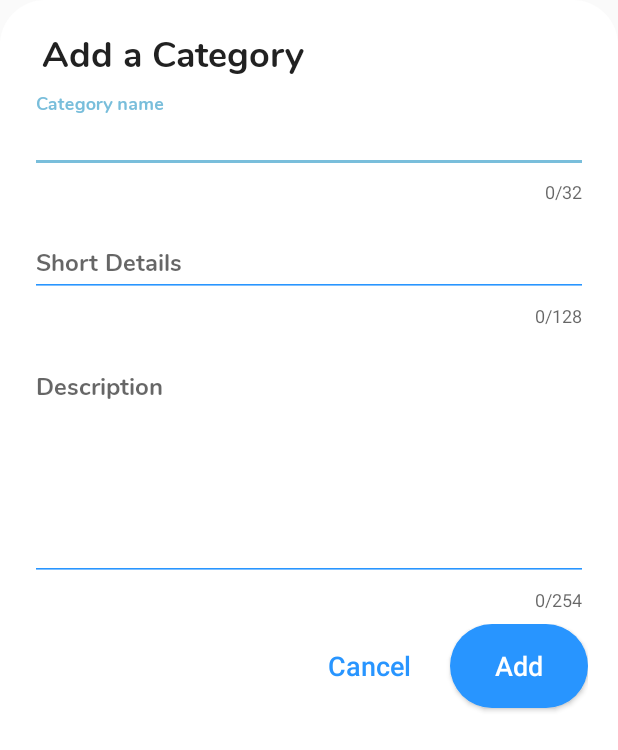
After one commit to servalsam/TCSS450-rate-anything-frontend, an Android app: the layout add_category_layout.xml on its own in the app's theme, with its tools: preview values and no code run, on a phone screen of 412 x 824 dp. The commit adds this screen. Shown: the top 750 px of the screen. Run offline under Robolectric (Android 15) with nearby library versions, the phone set to English and light mode, and no system bars.

Commit message:
Added an interface for adding a Category. Added HttpJSONTask class for POST request support.

```diff
--- a/app/build.gradle
+++ b/app/build.gradle
@@ -12,6 +12,7 @@ android {
         versionName "1.0"
 
         testInstrumentationRunner "androidx.test.runner.AndroidJUnitRunner"
+        vectorDrawables.useSupportLibrary = true
     }
 
     buildTypes {
--- a/app/src/main/java/edu/tacoma/uw/group9_450project/rateanything/ItemDetailActivity.java
+++ b/app/src/main/java/edu/tacoma/uw/group9_450project/rateanything/ItemDetailActivity.java
@@ -39,13 +39,11 @@ public class ItemDetailActivity extends AppCompatActivity {
         Bundle bun = getIntent().getExtras();
         Item item =  (Item) bun.getSerializable(ARG_ITEM_ID);
 
-        /*
         Toolbar toolbar = (Toolbar) findViewById(R.id.toolbar_item_detail_activity);
         setSupportActionBar(toolbar);
         getSupportActionBar().setTitle(item.getMyItemName());
-        //getSupportActionBar().setSubtitle(item.getMyItemName());
         toolbar.setTitleTextColor(WHITE);
-        //getSupportActionBar().setSubtitle(item.getMyItemLongDesc());*/
+//        getSupportActionBar().setSubtitle(item.getMyItemLongDesc());
 
 
 
--- /dev/null
+++ b/app/src/main/res/drawable/categories_holder.xml
@@ -0,0 +1,6 @@
+<?xml version="1.0" encoding="utf-8"?>
+<shape xmlns:android="http://schemas.android.com/apk/res/android"
+    android:shape="rectangle">
+    <solid android:color="#FFFFFF"></solid>
+    <corners android:radius="16dp"></corners>
+</shape>
--- /dev/null
+++ b/app/src/main/res/drawable/dialog_bg.xml
@@ -0,0 +1,12 @@
+<?xml version="1.0" encoding="utf-8"?>
+<shape xmlns:android="http://schemas.android.com/apk/res/android">
+    <solid
+        android:color="#fff"/>
+    <corners
+        android:radius="30dp" />
+    <padding
+        android:left="10dp"
+        android:top="10dp"
+        android:right="10dp"
+        android:bottom="10dp" />
+</shape>
--- /dev/null
+++ b/app/src/main/res/drawable/round_button.xml
@@ -0,0 +1,6 @@
+<?xml version="1.0" encoding="utf-8"?>
+<shape xmlns:android="http://schemas.android.com/apk/res/android"
+    android:shape="rectangle">
+    <solid android:color="#2895FF"></solid>
+    <corners android:radius="256dp"></corners>
+</shape>
--- a/app/src/main/res/layout/activity_item_detail.xml
+++ b/app/src/main/res/layout/activity_item_detail.xml
@@ -21,9 +21,9 @@
     <TextView
         android:id="@+id/long_item_detail_for_display_activity_item_detail"
         android:layout_width="match_parent"
-        android:layout_height="42dp"
-        android:layout_gravity="top"
-        android:layout_marginLeft="@dimen/category_detail_toolbar_margin" />
+        android:layout_height="300dp"
+        android:layout_gravity="center"
+        />
 
 
     <androidx.core.widget.NestedScrollView
--- /dev/null
+++ b/app/src/main/res/layout/add_category_layout.xml
@@ -0,0 +1,124 @@
+<?xml version="1.0" encoding="utf-8"?>
+<LinearLayout xmlns:android="http://schemas.android.com/apk/res/android"
+    xmlns:app="http://schemas.android.com/apk/res-auto"
+    android:background="@drawable/dialog_bg"
+    android:orientation="vertical"
+    android:paddingLeft="20dp"
+    android:paddingRight="20dp"
+    android:layout_width="match_parent"
+    android:layout_height="fill_parent">
+
+    <TextView
+        android:id="@+id/add_category_dialog_title"
+        android:fontFamily="@font/nunito_bold_font"
+        android:text="Add a Category"
+        android:textSize="24dp"
+        android:padding="8dp"
+        style="?android:attr/textAppearanceLarge"
+        android:layout_width="match_parent"
+        android:layout_height="wrap_content"
+        android:textIsSelectable="false"/>
+
+    <com.google.android.material.textfield.TextInputLayout
+        android:layout_gravity="center_horizontal|center_vertical"
+        android:layout_width="match_parent"
+        android:layout_height="wrap_content"
+        app:counterEnabled="true"
+        app:counterMaxLength="32">
+
+        <EditText
+            app:backgroundTint="#2895FF"
+            android:id="@+id/input_category_name"
+            android:fontFamily="@font/nunito_bold_font"
+            android:layout_width="match_parent"
+            android:layout_height="wrap_content"
+            android:maxLength="32"
+            android:textSize="16dp"
+            android:hint="@string/hint_category"/>
+
+    </com.google.android.material.textfield.TextInputLayout>
+
+    <com.google.android.material.textfield.TextInputLayout
+        android:layout_gravity="center_horizontal|center_vertical"
+        android:layout_width="match_parent"
+        android:layout_height="wrap_content"
+        android:layout_marginTop="8dp"
+        app:counterEnabled="true"
+        app:counterMaxLength="128">
+
+    <EditText
+        app:backgroundTint="#2895FF"
+        android:id="@+id/input_category_description_short"
+        android:fontFamily="@font/nunito_bold_font"
+        android:layout_width="fill_parent"
+        android:layout_height="wrap_content"
+        android:gravity="top|left"
+        android:inputType="textMultiLine"
+        android:maxLength="128"
+        android:lines="1"
+        android:maxLines="1"
+        android:textSize="16dp"
+        android:hint="@string/hint_category_description_short"/>
+
+    </com.google.android.material.textfield.TextInputLayout>
+
+    <com.google.android.material.textfield.TextInputLayout
+        android:layout_gravity="center_horizontal|center_vertical"
+        android:layout_width="match_parent"
+        android:layout_height="wrap_content"
+        android:layout_marginTop="8dp"
+        app:counterEnabled="true"
+        app:counterMaxLength="254">
+
+    <EditText
+        app:backgroundTint="#2895FF"
+        android:id="@+id/input_category_description"
+        android:fontFamily="@font/nunito_bold_font"
+        android:layout_width="fill_parent"
+        android:layout_height="wrap_content"
+        android:gravity="top|left"
+        android:inputType="textMultiLine"
+        android:maxLength="254"
+        android:lines="6"
+        android:maxLines="8"
+        android:scrollbars="vertical"
+        android:textSize="16dp"
+        android:hint="@string/hint_category_description"/>
+
+    </com.google.android.material.textfield.TextInputLayout>
+
+    <LinearLayout
+        android:orientation="horizontal"
+        android:gravity="right"
+        android:layout_width="match_parent"
+        android:layout_height="wrap_content"
+        android:layout_marginTop="8dp"
+        android:layout_alignParentBottom="true">
+
+    <Button
+        android:id="@+id/input_category_cancel_button"
+        android:background="@android:color/transparent"
+        android:layout_gravity="right"
+        android:layout_marginRight="8dp"
+        android:layout_width="92dp"
+        android:layout_height="56dp"
+        android:text="Cancel"
+        android:textColor="#2895FF"
+        android:textSize="18dp"
+        android:textAllCaps="false"/>
+
+    <Button
+        android:id="@+id/input_category_add_button"
+        android:background="@drawable/round_button"
+        android:layout_gravity="right"
+        android:layout_marginTop="8dp"
+        android:layout_width="92dp"
+        android:layout_height="56dp"
+        android:text="Add"
+        android:textColor="#FFF"
+        android:textSize="18dp"
+        android:textAllCaps="false"/>
+
+    </LinearLayout>
+
+</LinearLayout>
--- a/app/src/main/res/layout/category_list_content.xml
+++ b/app/src/main/res/layout/category_list_content.xml
@@ -9,7 +9,7 @@
     android:layout_marginLeft="8dp"
     android:layout_marginRight="8dp"
     app:cardCornerRadius="8dp"
-    app:cardElevation="4dp">
+    app:cardElevation="8dp">
 <LinearLayout
     android:layout_width="match_parent"
     android:layout_height="wrap_content"
--- a/app/src/main/res/layout/fragment_item_detail.xml
+++ b/app/src/main/res/layout/fragment_item_detail.xml
@@ -7,11 +7,12 @@
     tools:context=".ItemDetailFragment">
 
     <TextView
+        android:id="@+id/long_item_detail_fragment_display"
         android:layout_width="match_parent"
         android:layout_height="wrap_content"
         android:padding="16dp"
-        android:layout_marginTop="10dp"
-        android:id="@+id/long_item_detail_fragment_display"
+        android:layout_marginTop="200dp"
+        android:textColor="#000"
 
     />
 
--- a/app/src/main/res/layout/item_list_content.xml
+++ b/app/src/main/res/layout/item_list_content.xml
@@ -1,15 +1,16 @@
 <?xml version="1.0" encoding="utf-8"?>
 <androidx.cardview.widget.CardView xmlns:android="http://schemas.android.com/apk/res/android"
     xmlns:app="http://schemas.android.com/apk/res-auto"
+    android:fontFamily="@font/nunito_bold_font"
     android:id="@+id/card_view"
     android:layout_width="match_parent"
     android:layout_height="wrap_content"
-    android:background="#fff"
+    android:background="#000"
     android:layout_marginTop="16dp"
     android:layout_marginLeft="8dp"
     android:layout_marginRight="8dp"
     app:cardCornerRadius="8dp"
-    app:cardElevation="4dp">
+    app:cardElevation="8dp">
 
 <LinearLayout android:layout_width="wrap_content"
 android:layout_height="wrap_content"
--- a/app/src/main/res/values/strings.xml
+++ b/app/src/main/res/values/strings.xml
@@ -56,5 +56,9 @@
     <!-- Ratings Fragment -->
     <string name="rating_anon_author">Anonymous</string>
 
+    <!-- Add Category -->
+    <string name="hint_category">Category name</string>
+    <string name="hint_category_description">Description</string>
+    <string name="hint_category_description_short">Short Details</string>
 
 </resources>
--- a/app/src/main/res/values/urls.xml
+++ b/app/src/main/res/values/urls.xml
@@ -7,6 +7,5 @@
     <string name="register">https://tcss450-rate-anything.herokuapp.com/register</string>
     <string name="get_items">https://tcss450-rate-anything.herokuapp.com/items</string>
     <string name="get_ratings">https://tcss450-rate-anything.herokuapp.com/ratings</string>
-
-
+    <string name="add_category">https://tcss450-rate-anything.herokuapp.com/addcategory</string>
 </resources>
```
Also changed, not shown: app/src/main/java/edu/tacoma/uw/group9_450project/rateanything/CategoryListActivity.java (+57 -7 lines), app/src/main/java/edu/tacoma/uw/group9_450project/rateanything/utils/HttpJSONTask.java (added, +51 -0 lines), app/src/main/res/drawable/ic_email_icon.xml (added, +9 -0 lines), app/src/main/res/layout/activity_category_list.xml (+9 -1 lines), app/src/main/res/raw/email_icon.svg (added).
